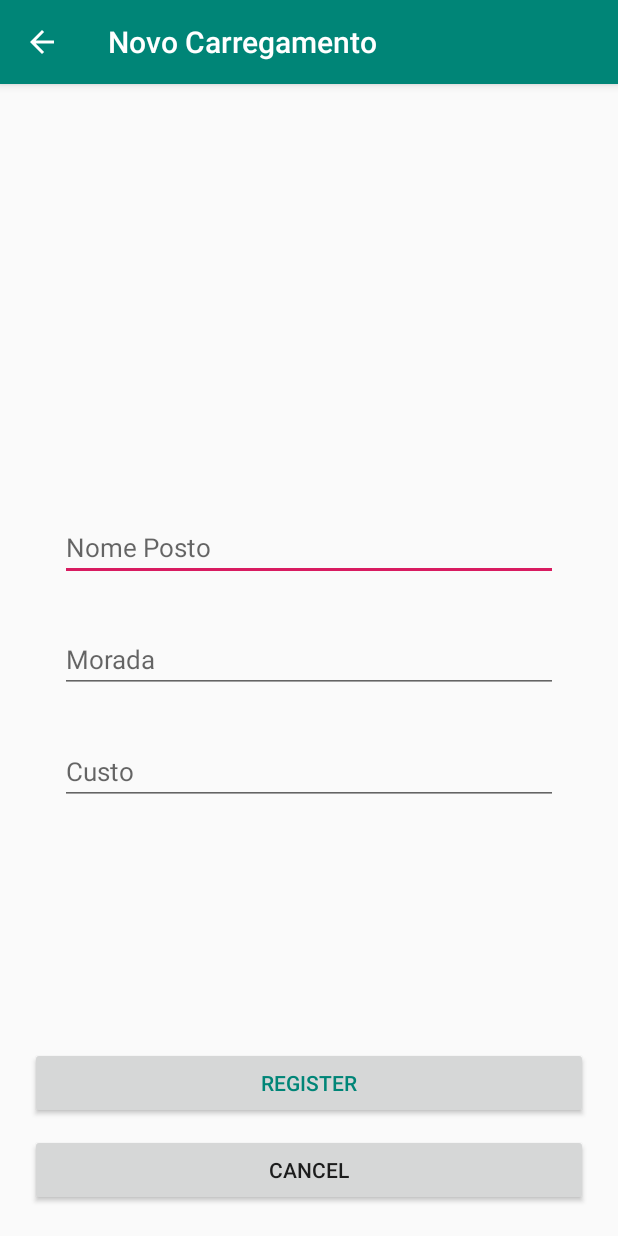
After one commit to Nuno837/CMU_TP, an Android app: the AddCarregamentoActivity screen opened directly, with no data from a screen before it, on a phone screen of 412 x 824 dp. The commit adds this screen. Run offline under Robolectric (Android 15) with nearby library versions, the phone set to English and light mode, and no system bars; our stand-ins replace Room's generated code.

Commit message:
Adicionar novo carregamento

```diff
--- /dev/null
+++ b/app/src/main/java/pt/ipp/estg/cmu_tp/AddCarregamentoActivity.java
@@ -0,0 +1,99 @@
+package pt.ipp.estg.cmu_tp;
+
+import android.app.ProgressDialog;
+import android.arch.persistence.room.Room;
+import android.content.Intent;
+import android.os.Bundle;
+import android.os.Handler;
+import android.support.v7.app.AppCompatActivity;
+import android.text.TextUtils;
+import android.view.View;
+import android.widget.Button;
+import android.widget.EditText;
+import android.widget.Toast;
+
+import pt.ipp.estg.cmu_tp.Database.CarregamentoDao;
+import pt.ipp.estg.cmu_tp.Database.CarregamentoDatabase;
+import pt.ipp.estg.cmu_tp.Models.Carregamento;
+
+public class AddCarregamentoActivity extends AppCompatActivity {
+
+    private EditText edtnomePosto;
+    private EditText edtmorada;
+    private EditText edtcusto;
+
+    private Button btCancelH;
+    private Button btRegisterH;
+
+    private CarregamentoDao carregamentoDao;
+
+    private ProgressDialog progressDialog;
+
+    @Override
+    protected void onCreate(Bundle savedInstanceState) {
+        super.onCreate(savedInstanceState);
+        setContentView(R.layout.activity_create_carregamento);
+
+        progressDialog = new ProgressDialog(this);
+        progressDialog.setCancelable(false);
+        progressDialog.setMessage("Registering...");
+        progressDialog.setProgressStyle(ProgressDialog.STYLE_SPINNER);
+        progressDialog.setProgress(0);
+
+        getSupportActionBar().setDisplayHomeAsUpEnabled(true);
+
+        edtnomePosto = findViewById(R.id.nomepostoinput);
+        edtmorada = findViewById(R.id.moradainput);
+        edtcusto = findViewById(R.id.custoinput);
+
+
+        btCancelH = findViewById(R.id.btCancelH);
+        btRegisterH = findViewById(R.id.btRegisterH);
+
+        carregamentoDao = Room.databaseBuilder(this, CarregamentoDatabase.class, "historico-database.db")
+                .allowMainThreadQueries()
+                .build()
+                .getCarregamentoDao();
+
+        btCancelH.setOnClickListener(new View.OnClickListener() {
+            @Override
+            public void onClick(View v) {
+                startActivity(new Intent(AddCarregamentoActivity.this, UserActivity.class));
+                finish();
+            }
+        });
+
+        btRegisterH.setOnClickListener(new View.OnClickListener() {
+            @Override
+            public void onClick(View v) {
+                if (!isEmpty()) {
+
+                    progressDialog.show();
+
+                    new Handler().postDelayed(new Runnable() {
+                        @Override
+                        public void run() {
+                            Carregamento carregamento = new Carregamento(edtnomePosto.getText().toString(), edtmorada.getText().toString(), edtcusto.getText().toString());
+                            carregamentoDao.insert(carregamento);
+                            progressDialog.dismiss();
+                            startActivity(new Intent(AddCarregamentoActivity.this, HistoricoActivity.class));
+                        }
+                    }, 1000);
+
+                } else {
+                    Toast.makeText(AddCarregamentoActivity.this, "Empty Fields", Toast.LENGTH_SHORT).show();
+                }
+            }
+        });
+    }
+
+    private boolean isEmpty() {
+        if (TextUtils.isEmpty(edtnomePosto.getText().toString()) ||
+                TextUtils.isEmpty(edtmorada.getText().toString()) || TextUtils.isEmpty(edtcusto.getText().toString())
+        ) {
+            return true;
+        } else {
+            return false;
+        }
+    }
+}
--- /dev/null
+++ b/app/src/main/java/pt/ipp/estg/cmu_tp/Database/CarregamentoDao.java
@@ -0,0 +1,26 @@
+package pt.ipp.estg.cmu_tp.Database;
+
+import android.arch.persistence.room.Dao;
+import android.arch.persistence.room.Delete;
+import android.arch.persistence.room.Insert;
+import android.arch.persistence.room.Query;
+import android.arch.persistence.room.Update;
+
+import pt.ipp.estg.cmu_tp.Models.Carregamento;
+
+
+@Dao
+public interface CarregamentoDao {
+
+    @Query("SELECT * FROM Carregamento where nomePosto= :nomePosto and morada= :morada")
+    Carregamento getCarregamento(String nomePosto, String morada);
+
+    @Insert
+    void insert(Carregamento carregamento);
+
+    @Update
+    void update(Carregamento carregamento);
+
+    @Delete
+    void delete(Carregamento carregamento);
+}
--- /dev/null
+++ b/app/src/main/java/pt/ipp/estg/cmu_tp/Database/CarregamentoDatabase.java
@@ -0,0 +1,14 @@
+package pt.ipp.estg.cmu_tp.Database;
+
+import android.arch.persistence.room.Database;
+import android.arch.persistence.room.RoomDatabase;
+
+import pt.ipp.estg.cmu_tp.Models.Carregamento;
+
+@Database(entities = {Carregamento.class}, version = 1, exportSchema = false)
+
+public abstract class CarregamentoDatabase extends RoomDatabase {
+
+    public abstract CarregamentoDao getCarregamentoDao();
+
+}
--- a/app/src/main/java/pt/ipp/estg/cmu_tp/MainActivity.java
+++ b/app/src/main/java/pt/ipp/estg/cmu_tp/MainActivity.java
@@ -100,7 +100,4 @@ public class MainActivity extends AppCompatActivity {
         }
     }
 
-
-
-
 }
--- /dev/null
+++ b/app/src/main/res/layout/activity_create_carregamento.xml
@@ -0,0 +1,82 @@
+<?xml version="1.0" encoding="utf-8"?>
+<android.support.constraint.ConstraintLayout xmlns:android="http://schemas.android.com/apk/res/android"
+    xmlns:tools="http://schemas.android.com/tools"
+    android:layout_width="match_parent"
+    android:layout_height="match_parent"
+    tools:context=".HistoricoActivity">
+
+    <RelativeLayout
+        android:layout_width="match_parent"
+        android:layout_height="match_parent">
+
+        <View
+            android:layout_width="match_parent"
+            android:layout_height="match_parent"
+            android:alpha="0.8"
+            />
+
+        <RelativeLayout
+            android:layout_width="match_parent"
+            android:layout_height="wrap_content"
+            android:layout_centerVertical="true"
+            android:layout_marginStart="40dp"
+            android:layout_marginEnd="40dp">
+
+            <EditText
+                android:id="@+id/nomepostoinput"
+                android:layout_width="match_parent"
+                android:layout_height="wrap_content"
+                android:hint="Nome Posto"
+                android:inputType="textEmailAddress"
+                android:textSize="17sp" />
+
+            <EditText
+                android:id="@+id/moradainput"
+                android:layout_width="match_parent"
+                android:layout_height="wrap_content"
+                android:layout_below="@id/nomepostoinput"
+                android:layout_marginTop="30dp"
+                android:hint="Morada"
+                android:inputType="textEmailAddress"
+                android:textSize="17sp" />
+
+            <EditText
+                android:id="@+id/custoinput"
+                android:layout_width="match_parent"
+                android:layout_height="wrap_content"
+                android:layout_below="@id/moradainput"
+                android:layout_marginTop="30dp"
+                android:hint="Custo"
+                android:inputType="textEmailAddress"
+                android:textSize="17sp" />
+        </RelativeLayout>
+
+        <ImageView
+            android:layout_width="60dp"
+            android:layout_height="60dp"
+            android:layout_centerHorizontal="true"
+            android:layout_marginTop="20dp" />
+
+        <Button
+            android:id="@+id/btRegisterH"
+            android:layout_width="match_parent"
+            android:layout_height="wrap_content"
+            android:layout_above="@id/btCancelH"
+            android:layout_marginBottom="10dp"
+            android:layout_marginLeft="20dp"
+            android:layout_marginRight="20dp"
+            android:text="Register"
+            android:textColor="@color/colorPrimary" />
+
+        <Button
+            android:id="@+id/btCancelH"
+            android:layout_width="match_parent"
+            android:layout_height="wrap_content"
+            android:layout_alignParentBottom="true"
+            android:layout_marginBottom="20dp"
+            android:layout_marginLeft="20dp"
+            android:layout_marginRight="20dp"
+            android:text="Cancel" />
+    </RelativeLayout>
+
+</android.support.constraint.ConstraintLayout>
--- a/app/src/main/res/values/strings.xml
+++ b/app/src/main/res/values/strings.xml
@@ -4,4 +4,6 @@
     <string name="title_activity_maps">Google Map</string>
     <string name="title_activity_poi_info">Postos de Carregamento</string>
     <string name="title_activity_detailed_info">Detalhe do Posto</string>
+    <string name="title_activity_add_carregamento">Novo Carregamento</string>
+    <string name="title_activity_historico_carregamento">Historico de Carregamentos</string>
 </resources>
```
Also changed, not shown: app/src/main/AndroidManifest.xml (+18 -0 lines), app/src/main/java/pt/ipp/estg/cmu_tp/HistoricoActivity.java (added, +75 -0 lines), app/src/main/java/pt/ipp/estg/cmu_tp/Models/Carregamento.java (added, +68 -0 lines), app/src/main/java/pt/ipp/estg/cmu_tp/UserActivity.java (+12 -0 lines), app/src/main/res/layout/activity_historico_carregamentos.xml (added, +62 -0 lines), app/src/main/res/layout/activity_user.xml (+13 -0 lines).
